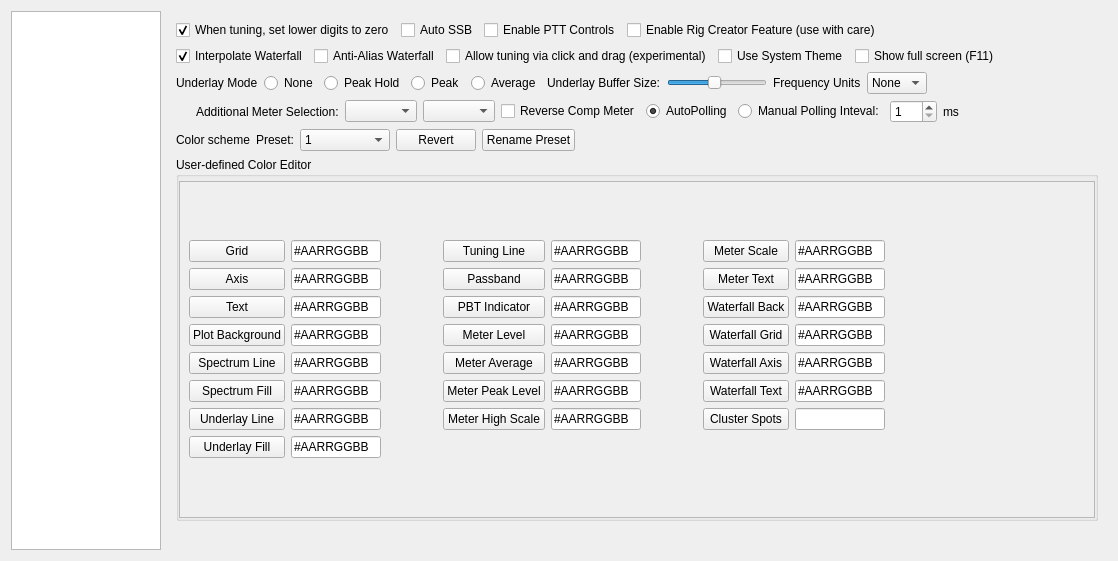
First picture: the form in settingswidget.ui, repository adecarolis/wfweb, before the edit.
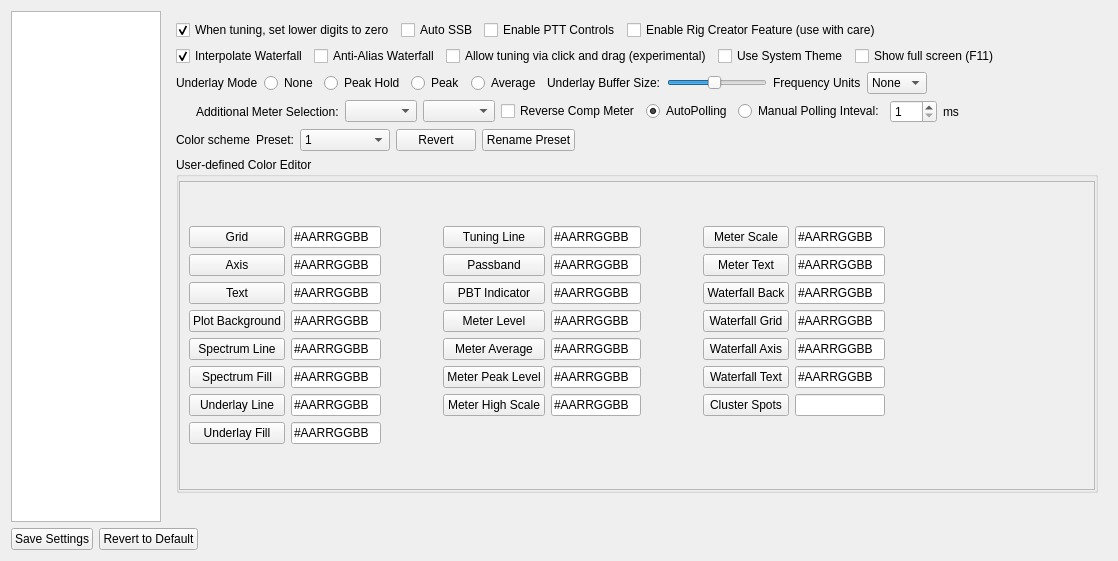
Second picture: the form after the edit. The open tabs and pages were chosen to show the change. Custom widgets are drawn as their Qt base class.

Commit message: Preliminary revert settings button

Diff of the .ui file:
```diff
--- a/settingswidget.ui
+++ b/settingswidget.ui
@@ -1296,8 +1296,8 @@
                 <rect>
                  <x>0</x>
                  <y>0</y>
-                 <width>916</width>
-                 <height>309</height>
+                 <width>582</width>
+                 <height>254</height>
                 </rect>
                </property>
                <layout class="QGridLayout" name="gridLayout_2">
@@ -3278,6 +3278,43 @@
      </item>
     </layout>
    </item>
+   <item>
+    <layout class="QHBoxLayout" name="bottomButtonsLayout">
+     <property name="leftMargin">
+      <number>0</number>
+     </property>
+     <property name="topMargin">
+      <number>0</number>
+     </property>
+     <item>
+      <widget class="QPushButton" name="saveSettingsBtn">
+       <property name="text">
+        <string>Save Settings</string>
+       </property>
+      </widget>
+     </item>
+     <item>
+      <widget class="QPushButton" name="revertSettingsBtn">
+       <property name="text">
+        <string>Revert to Default</string>
+       </property>
+      </widget>
+     </item>
+     <item>
+      <spacer name="horizontalSpacer_3">
+       <property name="orientation">
+        <enum>Qt::Horizontal</enum>
+       </property>
+       <property name="sizeHint" stdset="0">
+        <size>
+         <width>40</width>
+         <height>20</height>
+        </size>
+       </property>
+      </spacer>
+     </item>
+    </layout>
+   </item>
   </layout>
  </widget>
  <customwidgets>
```
The commit also changes 4 other files.
